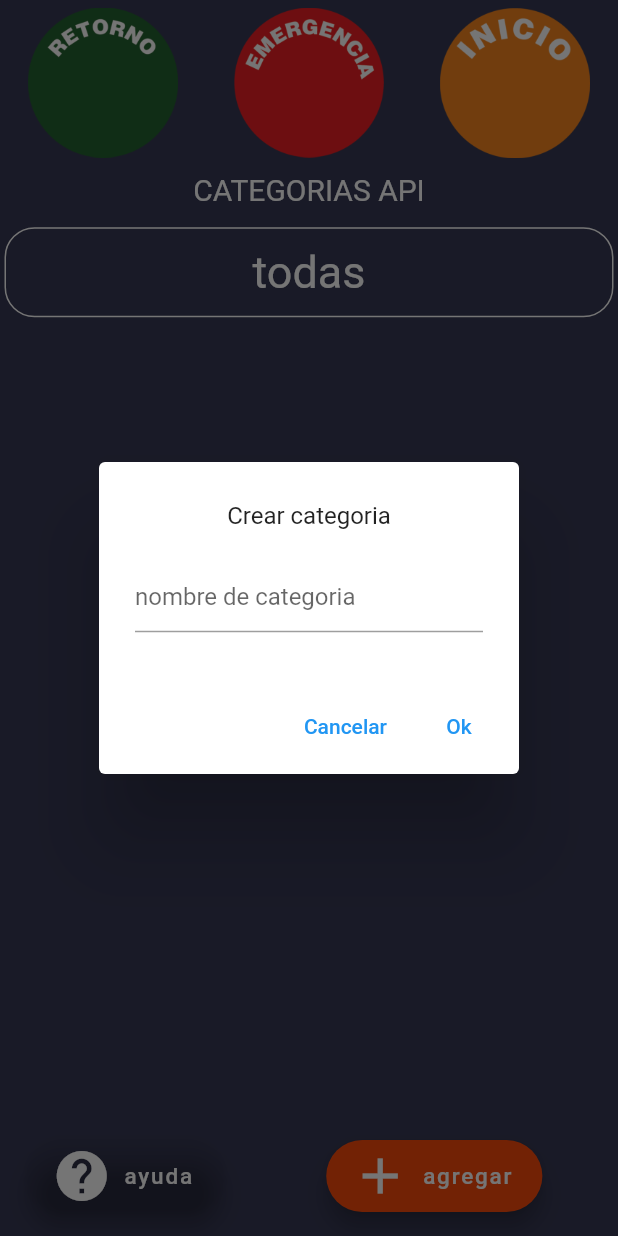
After one commit to hualde666/rep-piproy, a Flutter app: the ApiGruposPage screen opened by its route, after a tap on "agregar", on a phone screen of 412 x 824 dp. The commit adds this screen. Run offline on Flutter 3.47's test engine with Material 2 defaults, Android fonts, the phone set to English and light mode, and no system bars; our stand-ins replace audioplayers, battery, contacts_service, geolocator, permission_handler, shared_preferences and 1 more; missing offline and left inert: device_apps, flutter_open_whatsapp, flutter_phone_direct_caller; accounts and stored records are empty.

Commit message:
nueva version grupos api

```diff
--- a/lib/main.dart
+++ b/lib/main.dart
@@ -1,9 +1,11 @@
 import 'package:flutter/material.dart';
 import 'package:flutter/services.dart';
 import 'package:piproy/scr/definicion/thema_colores.dart';
+import 'package:piproy/scr/pages/api_grupos.dart';
 import 'package:piproy/scr/pages/api_listado.dart';
 
 import 'package:piproy/scr/pages/api_listado3.dart';
+import 'package:piproy/scr/pages/api_por_grupos.dart';
 import 'package:piproy/scr/pages/ayuda.dart';
 import 'package:piproy/scr/pages/configuracion_page.dart';
 import 'package:piproy/scr/pages/editar_contacto.dart';
@@ -71,6 +73,8 @@
       'ayuda': (_) => Ayuda(),
       'apilista': (_) => ApiListaPage(),
       'apilista3': (_) => ApiLista3Page(),
+      'apigrupos': (_) => ApiGruposPage(),
+      'grupo': (_) => ApiPorGrupoPage()
     };
   }
 }
--- /dev/null
+++ b/lib/scr/pages/api_grupos.dart
@@ -0,0 +1,190 @@
+import 'package:flutter/material.dart';
+import 'package:piproy/scr/ayuda_widget/fab_ayuda.dart';
+import 'package:piproy/scr/models/api_tipos.dart';
+import 'package:piproy/scr/pages/api_seleccion.dart';
+import 'package:piproy/scr/providers/db_provider.dart';
+import 'package:piproy/scr/widgets/header_app.dart';
+import 'package:provider/provider.dart';
+
+import 'package:piproy/scr/providers/aplicaciones_provider.dart';
+
+class ApiGruposPage extends StatelessWidget {
+  @override
+  Widget build(BuildContext context) {
+    final apiProvider = Provider.of<AplicacionesProvider>(context);
+    return SafeArea(
+        child: Scaffold(
+            appBar: headerApp(context, 'Categorias Api', Text(''), 0.0),
+            resizeToAvoidBottomInset: false,
+            backgroundColor: Theme.of(context).primaryColor,
+            body: FutureBuilder(
+                future: apiProvider.cargarCategorias(),
+                builder: (BuildContext context, AsyncSnapshot snapshot) {
+                  if (snapshot.connectionState == ConnectionState.waiting) {
+                    return Center(
+                      child: CircularProgressIndicator(),
+                    );
+                  } else {
+                    final List<String> listaGrupos = apiProvider.apitipos;
+                    listaGrupos.remove('+');
+                    return ListView.builder(
+                        itemCount: listaGrupos.length,
+                        itemBuilder: (context, i) {
+                          return grupo(context, listaGrupos[i]);
+                        });
+                  }
+                }),
+            floatingActionButton: Row(
+              mainAxisAlignment: MainAxisAlignment.spaceAround,
+              children: [
+                BotonFlotante(pagina: 'grupoApi'),
+                FloatingActionButton.extended(
+                    heroTag: "agregar",
+                    icon: Icon(
+                      Icons.add,
+                      size: 40,
+                      color: Colors.white,
+                    ),
+                    label: Text(
+                      'agregar',
+                      style: TextStyle(fontSize: 15, color: Colors.white),
+                    ),
+                    backgroundColor: Color.fromRGBO(249, 75, 11, 1),
+                    onPressed: () {
+                      // SELECCION DE API POR TIPO
+                      //_seleccionApi(context, tipo);
+                      crearTipo(context);
+                    }),
+              ],
+            )));
+  }
+
+  Widget grupo(
+    BuildContext context,
+    String grupo,
+  ) {
+    return GestureDetector(
+      onTap: () {
+        Provider.of<AplicacionesProvider>(context, listen: false)
+            .tipoSeleccion = grupo;
+        Navigator.pushNamed(context, 'grupo');
+      },
+      onLongPress: () => eliminarTipo(context, grupo),
+      child: Container(
+        margin: EdgeInsets.symmetric(vertical: 1.5, horizontal: 3.0),
+        height: 60,
+        decoration: BoxDecoration(
+            color: Theme.of(context).primaryColor,
+            borderRadius: BorderRadius.circular(20.0),
+            border: Border.all(color: Colors.white)),
+        child: Center(
+          child: Text(
+            '$grupo',
+            style: TextStyle(color: Colors.white, fontSize: 30),
+          ),
+        ),
+      ),
+    );
+  }
+
+  Future crearTipo(BuildContext context) async {
+    return await showDialog(
+        context: context,
+        builder: (context) {
+          return crearTipoForm(context);
+        });
+  }
+
+  AlertDialog crearTipoForm(BuildContext context) {
+    final apiProvider = Provider.of<AplicacionesProvider>(context);
+    final TextEditingController _tipoControle = TextEditingController();
+    return AlertDialog(
+      content: Form(
+        child: Container(
+          height: 100,
+          child: Column(
+            mainAxisAlignment: MainAxisAlignment.center,
+            children: [
+              Text('Crear categoria'),
+              SizedBox(
+                height: 20,
+              ),
+              TextFormField(
+                controller: _tipoControle,
+                validator: (valor) {
+                  // validar que no exite ya
+
+                  return valor.isNotEmpty ? null : "dato invalido";
+                },
+                decoration: InputDecoration(hintText: "nombre de categoria"),
+              )
+            ],
+          ),
+        ),
+      ),
+      actions: [
+        TextButton(
+          child: Text('Cancelar'),
+          onPressed: () {
+            Navigator.of(context).pop();
+          },
+        ),
+        TextButton(
+          child: Text('Ok'),
+          onPressed: () {
+            // no puede estar en blanco ni ya definido
+            if (_tipoControle.value.text != "" &&
+                !apiProvider.apitipos.contains(_tipoControle.value.text)) {
+              apiProvider.agregarApiTipos(_tipoControle.value.text);
+              // agregar a BD
+//
+//
+              final nuevo =
+                  new ApiTipos(tipo: _tipoControle.value.text, nombreApi: "");
+              DbTiposAplicaciones.db.nuevoTipo(nuevo);
+            }
+
+            Navigator.of(context).pop();
+          },
+        )
+      ],
+    );
+  }
+
+  Future eliminarTipo(BuildContext context, String tipo) async {
+    return await showDialog(
+        context: context,
+        builder: (context) {
+          return eliminarTipoForm(context, tipo);
+        });
+  }
+
+  AlertDialog eliminarTipoForm(BuildContext context, String tipo) {
+    return AlertDialog(
+      title: Text('¿Desea elminar la categoria $tipo ?'),
+      actions: [
+        TextButton(
+          child: Text('Cancelar'),
+          onPressed: () {
+            Navigator.of(context).pop();
+          },
+        ),
+        TextButton(
+          child: Text('Ok'),
+          onPressed: () {
+            // Eliminar de categoria
+
+            Provider.of<AplicacionesProvider>(context, listen: false)
+                .eliminarTipos(tipo);
+            // eliminar  a BD
+//
+//
+            DbTiposAplicaciones.db.eliminarTipo(tipo);
+
+            Navigator.of(context).pop();
+          },
+        )
+      ],
+    );
+  }
+}
--- a/lib/scr/widgets/header_app.dart
+++ b/lib/scr/widgets/header_app.dart
@@ -5,8 +5,10 @@
     BuildContext context, String titulo, Widget otroWidget, double alto) {
   return PreferredSize(
     preferredSize: Size.fromHeight(180.0 + alto),
+
     // here the desired height
     child: Container(
+      //decoration: BoxDecoration(border: Border.all(color: Colors.black)),
       padding: EdgeInsets.only(top: 5),
       color: Color.fromRGBO(55, 57, 84, 1.0),
       height: 150 + alto,
@@ -17,7 +19,7 @@
           SizedBox(
             height: 10,
           ),
-          Text(titulo,
+          Text(titulo.toUpperCase(),
               overflow: TextOverflow.ellipsis,
               style: TextStyle(color: Colors.white, fontSize: 20)),
           alto > 0
```
Also changed, not shown: lib/scr/pages/api_listado3.dart (+4 -3 lines), lib/scr/pages/api_por_grupos.dart (added, +138 -0 lines), lib/scr/pages/api_seleccion.dart (+96 -25 lines), lib/scr/pages/home2_page.dart (+7 -1 lines).
